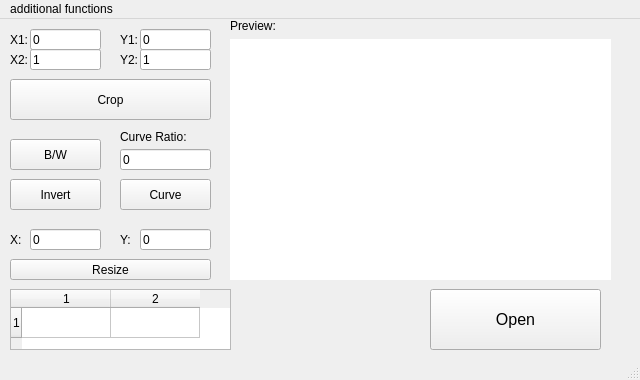
Above: Test.ui from gganty/Photo-redactor before the change. Below: the same form after it.
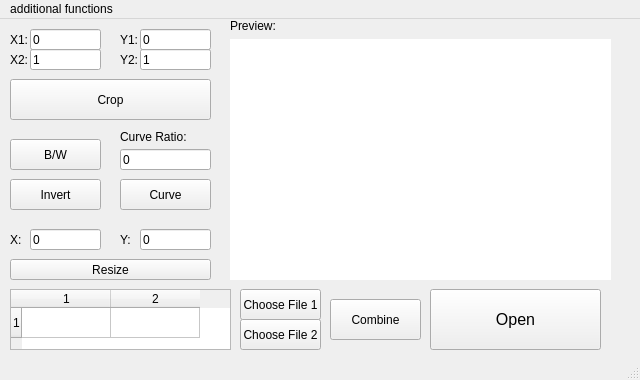
That is the form after the change.

Commit message: something like final with test ui if smth happens

```diff
--- a/Test.ui
+++ b/Test.ui
@@ -441,6 +441,63 @@
     <column/>
     <column/>
    </widget>
+   <widget class="QPushButton" name="File1_open">
+    <property name="geometry">
+     <rect>
+      <x>240</x>
+      <y>270</y>
+      <width>81</width>
+      <height>31</height>
+     </rect>
+    </property>
+    <property name="sizePolicy">
+     <sizepolicy hsizetype="MinimumExpanding" vsizetype="Fixed">
+      <horstretch>0</horstretch>
+      <verstretch>0</verstretch>
+     </sizepolicy>
+    </property>
+    <property name="text">
+     <string>Choose File 1</string>
+    </property>
+   </widget>
+   <widget class="QPushButton" name="File2_open">
+    <property name="geometry">
+     <rect>
+      <x>240</x>
+      <y>300</y>
+      <width>81</width>
+      <height>31</height>
+     </rect>
+    </property>
+    <property name="sizePolicy">
+     <sizepolicy hsizetype="MinimumExpanding" vsizetype="Fixed">
+      <horstretch>0</horstretch>
+      <verstretch>0</verstretch>
+     </sizepolicy>
+    </property>
+    <property name="text">
+     <string>Choose File 2</string>
+    </property>
+   </widget>
+   <widget class="QPushButton" name="Combine_PushButton">
+    <property name="geometry">
+     <rect>
+      <x>330</x>
+      <y>280</y>
+      <width>91</width>
+      <height>41</height>
+     </rect>
+    </property>
+    <property name="sizePolicy">
+     <sizepolicy hsizetype="MinimumExpanding" vsizetype="Fixed">
+      <horstretch>0</horstretch>
+      <verstretch>0</verstretch>
+     </sizepolicy>
+    </property>
+    <property name="text">
+     <string>Combine</string>
+    </property>
+   </widget>
   </widget>
   <widget class="QMenuBar" name="menubar">
    <property name="geometry">
```
The commit also changes 15 other files.
